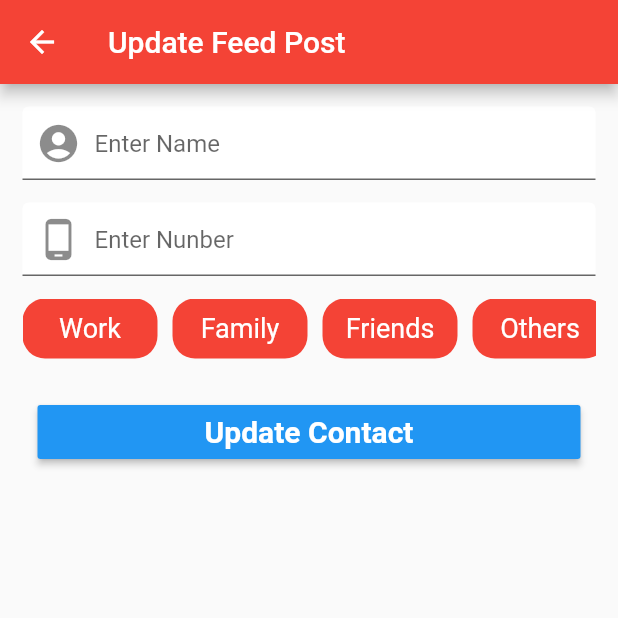
After one commit to nikhilpawar9/zero_hunger, a Flutter app: the EditFeed screen opened directly, on a phone screen of 412 x 824 dp, the top half of it. The commit adds this screen. Run offline on Flutter 3.47's test engine with Material 2 defaults, Android fonts, the phone set to English and light mode, and no system bars; our stand-ins replace cloud_firestore, firebase_auth, firebase_core, firebase_database, shared_preferences; missing offline and left inert: dart:ffi; accounts and stored records are empty.

Commit message:
Worked on"Edit and Update Feed"

```diff
--- /dev/null
+++ b/lib/views/edit_feed.dart
@@ -0,0 +1,169 @@
+import 'dart:ffi';
+
+import 'package:flutter/material.dart';
+import 'package:zero_hunger/helper/authenticate.dart';
+import 'package:zero_hunger/services/auth.dart';
+import 'package:zero_hunger/views/chatRoomsScreen.dart';
+import 'package:firebase_database/firebase_database.dart';
+
+class EditFeed extends StatefulWidget {
+  String contactKey;
+  EditFeed({this.contactKey});
+  @override
+  _EditFeedState createState() => _EditFeedState();
+}
+
+class _EditFeedState extends State<EditFeed> {
+  TextEditingController _nameController, _numberController;
+  String _typeSelected = '';
+  DatabaseReference _ref;
+  @override
+  void initState() {
+    super.initState();
+    _nameController = TextEditingController();
+    _numberController = TextEditingController();
+    _ref = FirebaseDatabase.instance.reference().child('Contacts');
+    getContactDetail();
+  }
+
+  Widget _buildContactType(String title) {
+    return InkWell(
+      child: Container(
+        height: 40,
+        width: 90,
+        decoration: BoxDecoration(
+          color: _typeSelected == title ? Colors.green : Colors.red,
+          borderRadius: BorderRadius.circular(15),
+        ),
+        child: Center(
+          child: Text(
+            title,
+            style: TextStyle(fontSize: 18, color: Colors.white),
+          ),
+        ),
+      ),
+      onTap: () {
+        setState(() {
+          _typeSelected = title;
+        });
+      },
+    );
+  }
+
+  @override
+  Widget build(BuildContext context) {
+    return Scaffold(
+        appBar: AppBar(
+          title: Text('Update Feed Post'),
+          backgroundColor: Colors.red[500],
+        ),
+        body: Container(
+          margin: EdgeInsets.all(15),
+          child: Column(
+            crossAxisAlignment: CrossAxisAlignment.start,
+            children: [
+              TextFormField(
+                  controller: _nameController,
+                  decoration: InputDecoration(
+                    hintText: 'Enter Name',
+                    prefixIcon: Icon(
+                      Icons.account_circle,
+                      size: 30,
+                    ),
+                    fillColor: Colors.white,
+                    filled: true,
+                    contentPadding: EdgeInsets.all(15),
+                  )),
+              SizedBox(height: 15),
+              TextFormField(
+                  controller: _numberController,
+                  decoration: InputDecoration(
+                    hintText: 'Enter Nunber',
+                    prefixIcon: Icon(
+                      Icons.phone_android,
+                      size: 30,
+                    ),
+                    fillColor: Colors.white,
+                    filled: true,
+                    contentPadding: EdgeInsets.all(15),
+                  )),
+              SizedBox(
+                height: 15,
+              ),
+              Container(
+                height: 40,
+                child: ListView(
+                  scrollDirection: Axis.horizontal,
+                  children: [
+                    _buildContactType('Work'),
+                    SizedBox(
+                      width: 10,
+                    ),
+                    _buildContactType('Family'),
+                    SizedBox(
+                      width: 10,
+                    ),
+                    _buildContactType('Friends'),
+                    SizedBox(
+                      width: 10,
+                    ),
+                    _buildContactType('Others'),
+                    SizedBox(
+                      width: 10,
+                    ),
+                  ],
+                ),
+              ),
+              SizedBox(
+                height: 25,
+              ),
+              Container(
+                width: double.infinity,
+                padding: EdgeInsets.symmetric(horizontal: 10),
+                child: RaisedButton(
+                  color: Colors.blue,
+                  child: Text(
+                    'Update Contact',
+                    style: TextStyle(
+                      fontSize: 20,
+                      color: Colors.white,
+                      fontWeight: FontWeight.w600,
+                    ),
+                  ),
+                  onPressed: () {
+                    saveContact();
+                  },
+                ),
+              )
+            ],
+          ),
+        ));
+  }
+
+  getContactDetail() async {
+    DataSnapshot snapshot = await _ref.child(widget.contactKey).once();
+
+    Map contact = snapshot.value;
+
+    _nameController.text = contact['name'];
+    _numberController.text = contact['number'];
+    setState(() {
+      _typeSelected = contact['type'];
+    });
+  }
+
+  void saveContact() {
+    String name = _nameController.text;
+    String number = _numberController.text;
+
+    Map<String, String> contact = {
+      'name': name,
+      'number': number,
+      'type': _typeSelected,
+    };
+
+    _ref.child(widget.contactKey).update(contact).then((value) {
+      Navigator.pop(context);
+    });
+  }
+}
```
Also changed, not shown: lib/views/feed.dart (+63 -0 lines).
